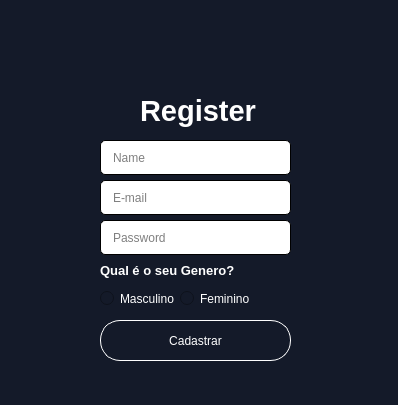
First picture: the form in Ui/cadastro.ui, repository devlovato/Projeto-PyQt5---CRUD-, before the edit.
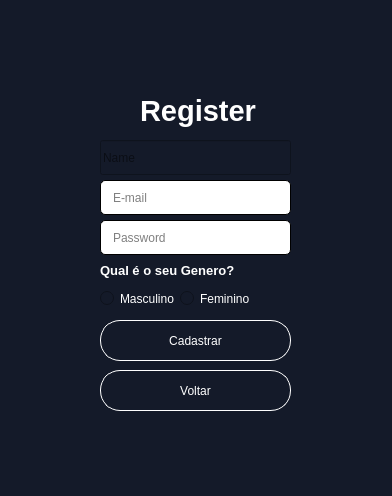
Second picture: the form after the edit. Icons and pictures are not drawn.

What changed in the file:
```diff
--- a/Ui/cadastro.ui
+++ b/Ui/cadastro.ui
@@ -6,8 +6,8 @@
    <rect>
     <x>0</x>
     <y>0</y>
-    <width>398</width>
-    <height>405</height>
+    <width>392</width>
+    <height>496</height>
    </rect>
   </property>
   <property name="windowTitle">
@@ -119,7 +119,11 @@
 border-radius:5px;
 border-color: Black;
 padding:10px;
-border-width:1px;</string>
+border-width:1px;
+
+QLineEdit::hover{
+ border:3px solid:#fff;
+}</string>
    </property>
    <property name="placeholderText">
     <string>Name</string>
@@ -184,11 +188,21 @@
    <property name="geometry">
     <rect>
      <x>100</x>
-     <y>370</y>
-     <width>181</width>
-     <height>21</height>
+     <y>430</y>
+     <width>201</width>
+     <height>31</height>
     </rect>
    </property>
+   <property name="font">
+    <font>
+     <pointsize>10</pointsize>
+     <weight>75</weight>
+     <bold>true</bold>
+    </font>
+   </property>
+   <property name="styleSheet">
+    <string notr="true">color: rgb(255, 0, 0);</string>
+   </property>
    <property name="text">
     <string/>
    </property>
@@ -218,6 +232,26 @@
     <bool>false</bool>
    </property>
   </widget>
+  <widget class="QPushButton" name="pushButton_2">
+   <property name="geometry">
+    <rect>
+     <x>100</x>
+     <y>370</y>
+     <width>191</width>
+     <height>41</height>
+    </rect>
+   </property>
+   <property name="styleSheet">
+    <string notr="true">color: rgb(255, 255, 255);
+border-style:outset;
+border-radius:20px;
+border-color: white;
+border-width:1px;</string>
+   </property>
+   <property name="text">
+    <string>Voltar</string>
+   </property>
+  </widget>
  </widget>
  <resources/>
  <connections/>
```
